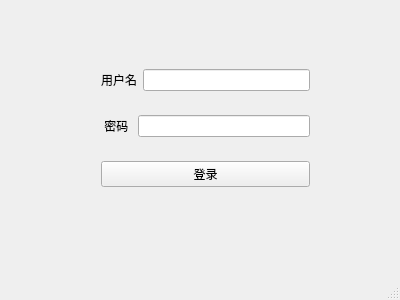
Above: mainwindow.ui from liuweiky/CCIMS before the change. Below: the same form after it.
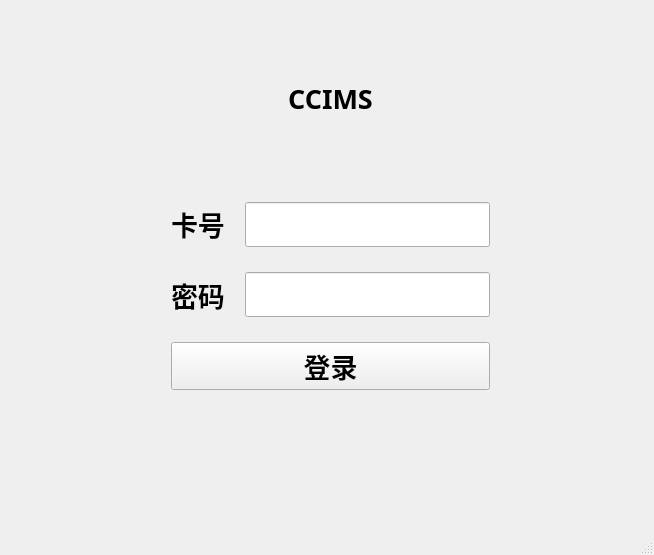
That is the form after the change.

What changed in the file:
```diff
--- a/mainwindow.ui
+++ b/mainwindow.ui
@@ -6,8 +6,8 @@
    <rect>
     <x>0</x>
     <y>0</y>
-    <width>400</width>
-    <height>300</height>
+    <width>654</width>
+    <height>555</height>
    </rect>
   </property>
   <property name="windowTitle">
@@ -17,24 +17,62 @@
    <widget class="QWidget" name="verticalLayoutWidget">
     <property name="geometry">
      <rect>
-      <x>90</x>
-      <y>40</y>
-      <width>231</width>
-      <height>179</height>
+      <x>160</x>
+      <y>10</y>
+      <width>341</width>
+      <height>391</height>
      </rect>
     </property>
     <layout class="QVBoxLayout" name="verticalLayout">
+     <property name="spacing">
+      <number>25</number>
+     </property>
+     <property name="sizeConstraint">
+      <enum>QLayout::SetMinAndMaxSize</enum>
+     </property>
+     <item>
+      <widget class="QLabel" name="label_3">
+       <property name="font">
+        <font>
+         <family>微软雅黑</family>
+         <pointsize>20</pointsize>
+         <weight>75</weight>
+         <bold>true</bold>
+        </font>
+       </property>
+       <property name="text">
+        <string>&lt;html&gt;&lt;head/&gt;&lt;body&gt;&lt;p align=&quot;center&quot;&gt;CCIMS&lt;/p&gt;&lt;/body&gt;&lt;/html&gt;</string>
+       </property>
+      </widget>
+     </item>
      <item>
       <layout class="QHBoxLayout" name="horizontalLayout">
+       <property name="spacing">
+        <number>20</number>
+       </property>
        <item>
         <widget class="QLabel" name="label">
+         <property name="font">
+          <font>
+           <family>微软雅黑</family>
+           <pointsize>20</pointsize>
+           <weight>75</weight>
+           <bold>true</bold>
+          </font>
+         </property>
          <property name="text">
-          <string>&lt;html&gt;&lt;head/&gt;&lt;body&gt;&lt;p&gt;用户名&lt;/p&gt;&lt;/body&gt;&lt;/html&gt;</string>
+          <string>&lt;html&gt;&lt;head/&gt;&lt;body&gt;&lt;p&gt;卡号&lt;/p&gt;&lt;/body&gt;&lt;/html&gt;</string>
          </property>
         </widget>
        </item>
        <item>
         <widget class="QLineEdit" name="UserNameLineEdit">
+         <property name="font">
+          <font>
+           <family>微软雅黑</family>
+           <pointsize>20</pointsize>
+          </font>
+         </property>
          <property name="inputMask">
           <string/>
          </property>
@@ -44,15 +82,32 @@
      </item>
      <item>
       <layout class="QHBoxLayout" name="horizontalLayout_2">
+       <property name="spacing">
+        <number>20</number>
+       </property>
        <item>
         <widget class="QLabel" name="label_2">
+         <property name="font">
+          <font>
+           <family>微软雅黑</family>
+           <pointsize>20</pointsize>
+           <weight>75</weight>
+           <bold>true</bold>
+          </font>
+         </property>
          <property name="text">
-          <string> 密码 </string>
+          <string>密码</string>
          </property>
         </widget>
        </item>
        <item>
         <widget class="QLineEdit" name="PasswordLineEdit">
+         <property name="font">
+          <font>
+           <family>微软雅黑</family>
+           <pointsize>20</pointsize>
+          </font>
+         </property>
          <property name="echoMode">
           <enum>QLineEdit::Password</enum>
          </property>
@@ -62,6 +117,14 @@
      </item>
      <item>
       <widget class="QPushButton" name="pushButton">
+       <property name="font">
+        <font>
+         <family>微软雅黑</family>
+         <pointsize>20</pointsize>
+         <weight>75</weight>
+         <bold>true</bold>
+        </font>
+       </property>
        <property name="text">
         <string>登录</string>
        </property>
```
Left out of the diff: 2 changed lines with no effect on the pictures.
